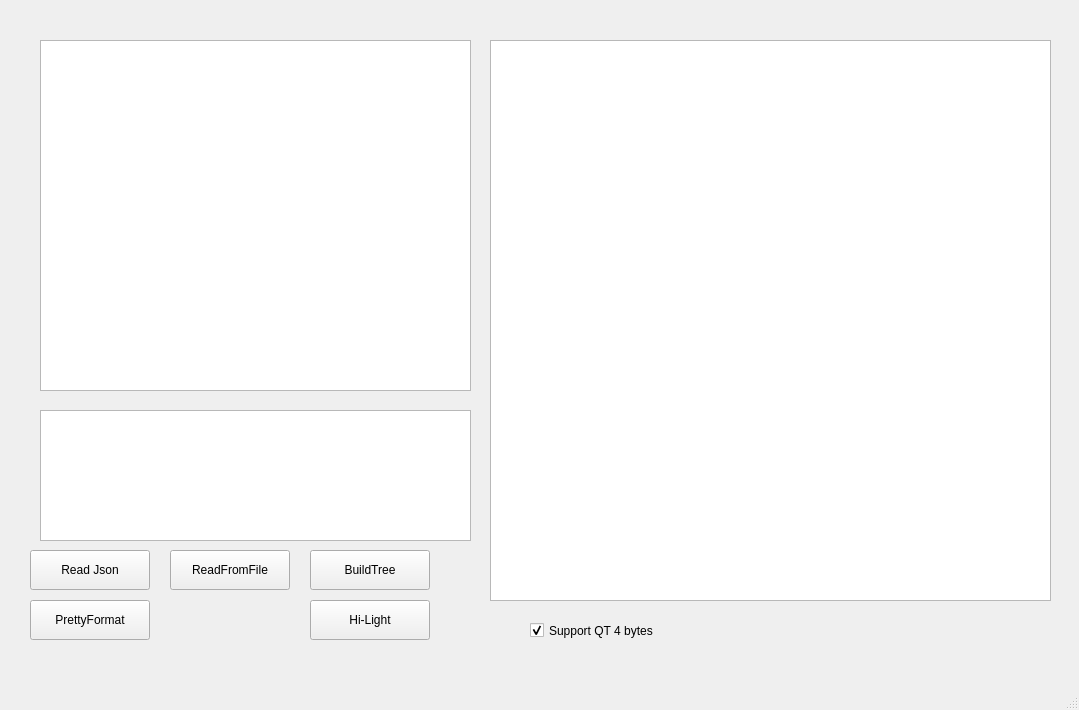
The window that cpp/Qt/ConfigFileParser/RapidJsonParser/RapidJsonParser/parseJson/mainwindow.ui (EdisoNewtong/Vector) describes before a commit, drawn with Qt 5.
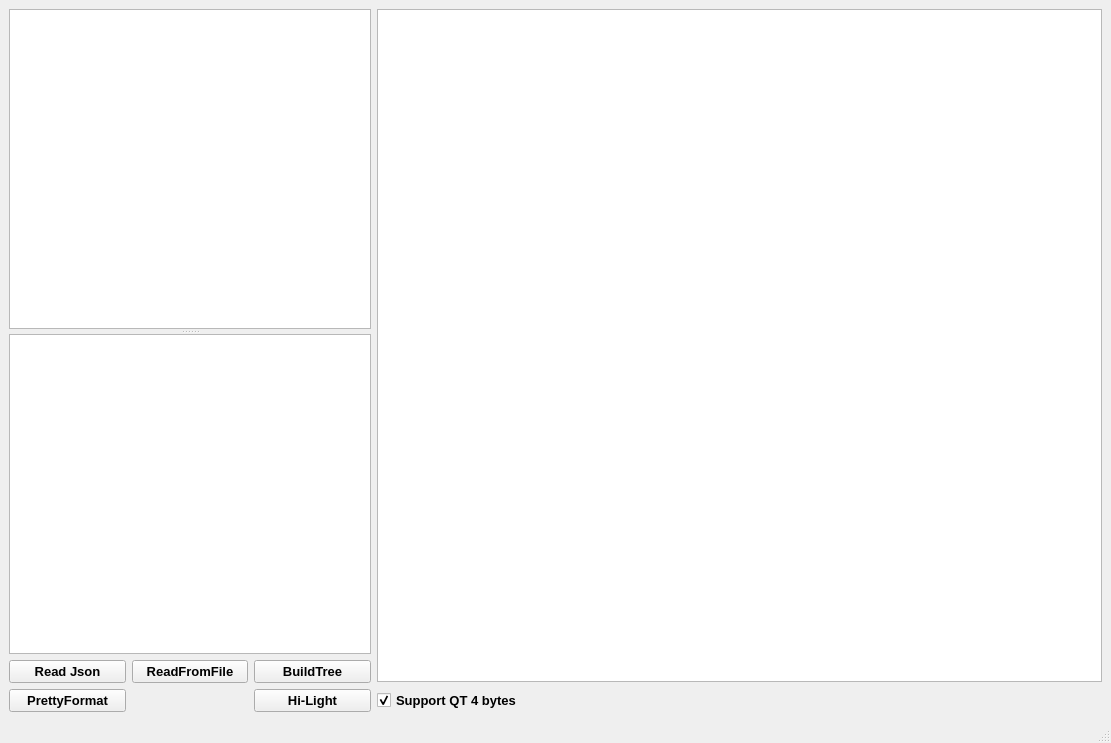
The same window after the commit. Custom widgets are drawn as their Qt base class.

Commit message: [dev] Qt Update form view to  Layout Style

```diff
--- a/cpp/Qt/ConfigFileParser/RapidJsonParser/RapidJsonParser/parseJson/mainwindow.ui
+++ b/cpp/Qt/ConfigFileParser/RapidJsonParser/RapidJsonParser/parseJson/mainwindow.ui
@@ -6,135 +6,163 @@
    <rect>
     <x>0</x>
     <y>0</y>
-    <width>1079</width>
-    <height>710</height>
+    <width>1111</width>
+    <height>743</height>
    </rect>
   </property>
   <property name="windowTitle">
    <string>MainWindow</string>
   </property>
   <widget class="QWidget" name="centralwidget">
+   <layout class="QHBoxLayout" name="horizontalLayout" stretch="1,2">
+    <item>
+     <layout class="QVBoxLayout" name="verticalLayout_2" stretch="11,1">
+      <item>
+       <widget class="QSplitter" name="splitter">
+        <property name="orientation">
+         <enum>Qt::Vertical</enum>
+        </property>
+        <property name="handleWidth">
+         <number>5</number>
+        </property>
+        <property name="childrenCollapsible">
+         <bool>false</bool>
+        </property>
    <widget class="SuperTextEdit" name="plainTextEdit">
-    <property name="geometry">
-     <rect>
-      <x>40</x>
-      <y>40</y>
-      <width>431</width>
-      <height>351</height>
-     </rect>
-    </property>
+         <property name="font">
+          <font>
+           <family>Arial</family>
+           <pointsize>10</pointsize>
+           <weight>75</weight>
+           <bold>true</bold>
+          </font>
+         </property>
+        </widget>
+        <widget class="QPlainTextEdit" name="plainTextEdit_2">
     <property name="font">
      <font>
       <family>Arial</family>
+           <pointsize>10</pointsize>
+           <weight>75</weight>
+           <bold>true</bold>
      </font>
     </property>
    </widget>
+       </widget>
+      </item>
+      <item>
+       <layout class="QGridLayout" name="gridLayout">
+        <item row="0" column="0">
    <widget class="QPushButton" name="pushButton">
-    <property name="geometry">
-     <rect>
-      <x>30</x>
-      <y>550</y>
-      <width>120</width>
-      <height>40</height>
-     </rect>
+          <property name="font">
+           <font>
+            <family>Arial</family>
+            <pointsize>10</pointsize>
+            <weight>75</weight>
+            <bold>true</bold>
+           </font>
     </property>
     <property name="text">
      <string>Read Json</string>
     </property>
    </widget>
+        </item>
+        <item row="0" column="1">
    <widget class="QPushButton" name="pushButton_2">
-    <property name="geometry">
-     <rect>
-      <x>170</x>
-      <y>550</y>
-      <width>120</width>
-      <height>40</height>
-     </rect>
+          <property name="font">
+           <font>
+            <family>Arial</family>
+            <pointsize>10</pointsize>
+            <weight>75</weight>
+            <bold>true</bold>
+           </font>
     </property>
     <property name="text">
      <string>ReadFromFile</string>
     </property>
    </widget>
+        </item>
+        <item row="0" column="2">
+         <widget class="QPushButton" name="pushButton_4">
+          <property name="font">
+           <font>
+            <family>Arial</family>
+            <pointsize>10</pointsize>
+            <weight>75</weight>
+            <bold>true</bold>
+           </font>
+          </property>
+          <property name="text">
+           <string>BuildTree</string>
+          </property>
+         </widget>
+        </item>
+        <item row="1" column="0">
+         <widget class="QPushButton" name="pushButton_5">
+          <property name="font">
+           <font>
+            <family>Arial</family>
+            <pointsize>10</pointsize>
+            <weight>75</weight>
+            <bold>true</bold>
+           </font>
+          </property>
+          <property name="text">
+           <string>PrettyFormat</string>
+          </property>
+         </widget>
+        </item>
+        <item row="1" column="2">
    <widget class="QPushButton" name="pushButton_3">
-    <property name="geometry">
-     <rect>
-      <x>310</x>
-      <y>600</y>
-      <width>120</width>
-      <height>40</height>
-     </rect>
+          <property name="font">
+           <font>
+            <family>Arial</family>
+            <pointsize>10</pointsize>
+            <weight>75</weight>
+            <bold>true</bold>
+           </font>
     </property>
     <property name="text">
      <string>Hi-Light</string>
     </property>
    </widget>
-   <widget class="QPlainTextEdit" name="plainTextEdit_2">
-    <property name="geometry">
-     <rect>
-      <x>40</x>
-      <y>410</y>
-      <width>431</width>
-      <height>131</height>
-     </rect>
-    </property>
-    <property name="font">
-     <font>
-      <family>Arial</family>
-     </font>
-    </property>
-   </widget>
+        </item>
+       </layout>
+      </item>
+     </layout>
+    </item>
+    <item>
+     <layout class="QVBoxLayout" name="verticalLayout" stretch="28,1">
+      <item>
    <widget class="QTreeView" name="treeView">
-    <property name="geometry">
-     <rect>
-      <x>490</x>
-      <y>40</y>
-      <width>561</width>
-      <height>561</height>
-     </rect>
-    </property>
     <property name="font">
      <font>
       <family>Arial</family>
+          <pointsize>10</pointsize>
+          <weight>75</weight>
+          <bold>true</bold>
      </font>
     </property>
     <property name="selectionBehavior">
      <enum>QAbstractItemView::SelectItems</enum>
     </property>
    </widget>
-   <widget class="QPushButton" name="pushButton_4">
-    <property name="geometry">
-     <rect>
-      <x>310</x>
-      <y>550</y>
-      <width>120</width>
-      <height>40</height>
-     </rect>
-    </property>
-    <property name="text">
-     <string>BuildTree</string>
-    </property>
-   </widget>
-   <widget class="QPushButton" name="pushButton_5">
-    <property name="geometry">
-     <rect>
-      <x>30</x>
-      <y>600</y>
-      <width>120</width>
-      <height>40</height>
-     </rect>
-    </property>
-    <property name="text">
-     <string>PrettyFormat</string>
-    </property>
-   </widget>
+      </item>
+      <item>
    <widget class="QCheckBox" name="checkBox">
-    <property name="geometry">
-     <rect>
-      <x>530</x>
-      <y>610</y>
-      <width>271</width>
-      <height>41</height>
-     </rect>
+        <property name="sizePolicy">
+         <sizepolicy hsizetype="Minimum" vsizetype="Preferred">
+          <horstretch>0</horstretch>
+          <verstretch>0</verstretch>
+         </sizepolicy>
+        </property>
+        <property name="font">
+         <font>
+          <family>Arial</family>
+          <pointsize>10</pointsize>
+          <weight>75</weight>
+          <bold>true</bold>
+         </font>
     </property>
     <property name="text">
      <string>Support QT 4 bytes </string>
@@ -143,6 +171,10 @@
      <bool>true</bool>
     </property>
    </widget>
+      </item>
+     </layout>
+    </item>
+   </layout>
   </widget>
   <widget class="QStatusBar" name="statusbar"/>
  </widget>
```
Lines whose indentation alone changed are shown as unchanged. The commit also changes 7 other files.
